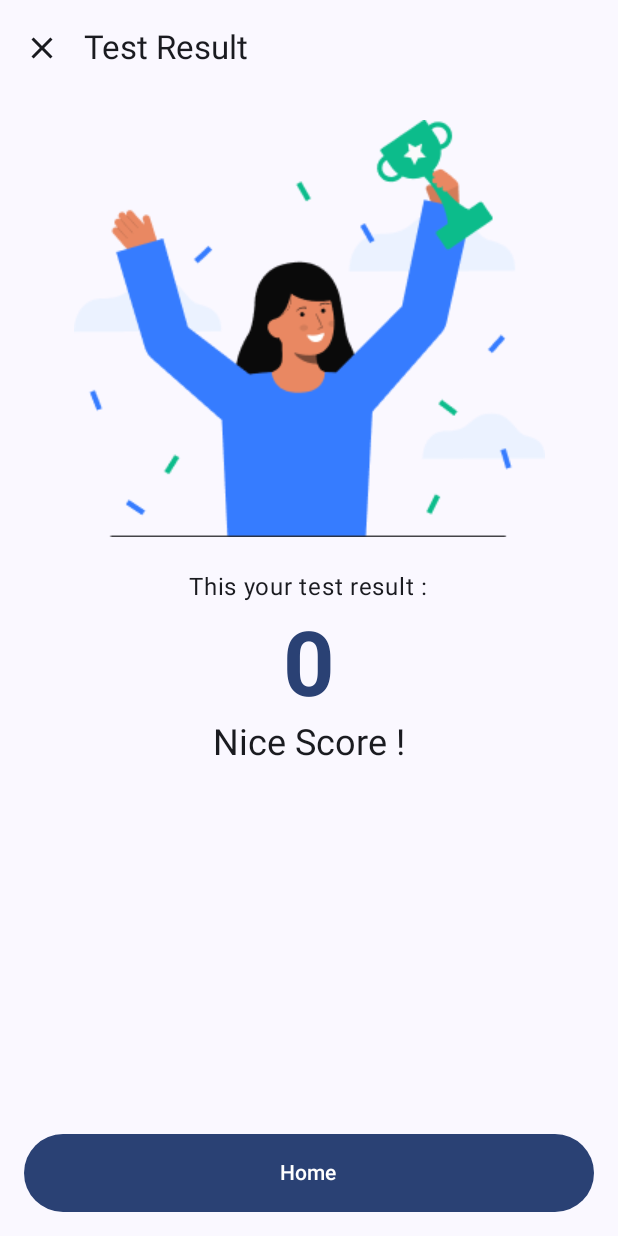
After one commit to andr0medaz/glossea, an Android app built with Jetpack Compose: the composable ResultScreen called with empty values, on a phone screen of 412 x 824 dp. The commit adds this screen. Run offline under Robolectric (Android 15) with nearby library versions, the phone set to English and light mode, and no system bars.

Commit message:
feat: quiz question & result

```diff
--- a/app/src/main/java/com/purplenoise/glossea/MainActivity.kt
+++ b/app/src/main/java/com/purplenoise/glossea/MainActivity.kt
@@ -17,8 +17,6 @@ class MainActivity : ComponentActivity() {
         super.onCreate(savedInstanceState)
         setContent {
             GlosseaTheme {
-//                val viewModel: LearningPlanViewModel = hiltViewModel()
-//                LearningPlanScreen(viewModel)
                 val navController = rememberNavController()
                 AppNavGraph(navController = navController)
             }
--- a/app/src/main/java/com/purplenoise/glossea/data/model/Question.kt
+++ b/app/src/main/java/com/purplenoise/glossea/data/model/Question.kt
@@ -1,3 +1,4 @@
+// data/model/Question.kt
 package com.purplenoise.glossea.data.model
 
 data class Question(
--- a/app/src/main/java/com/purplenoise/glossea/data/repository/LearningRepository.kt
+++ b/app/src/main/java/com/purplenoise/glossea/data/repository/LearningRepository.kt
@@ -1,5 +1,4 @@
 // data/repository/LearningRepository.kt
-
 package com.purplenoise.glossea.data.repository
 
 import com.purplenoise.glossea.data.model.LearningPlan
--- a/app/src/main/java/com/purplenoise/glossea/data/repository/QuestionRepository.kt
+++ b/app/src/main/java/com/purplenoise/glossea/data/repository/QuestionRepository.kt
@@ -1,3 +1,4 @@
+// data/repository/QuestionRepository.kt
 package com.purplenoise.glossea.data.repository
 
 import com.purplenoise.glossea.data.model.Question
--- a/app/src/main/java/com/purplenoise/glossea/data/repository/QuestionRepositoryImpl.kt
+++ b/app/src/main/java/com/purplenoise/glossea/data/repository/QuestionRepositoryImpl.kt
@@ -1,3 +1,4 @@
+// data/repository/QuestionRepositoryImpl.kt
 package com.purplenoise.glossea.data.repository
 
 import com.google.firebase.firestore.FirebaseFirestore
--- a/app/src/main/java/com/purplenoise/glossea/di/AppModule.kt
+++ b/app/src/main/java/com/purplenoise/glossea/di/AppModule.kt
@@ -1,5 +1,4 @@
 //di/AppModule.kt
-
 package com.purplenoise.glossea.di
 
 import com.purplenoise.glossea.data.repository.LearningRepository
--- a/app/src/main/java/com/purplenoise/glossea/presentation/onboarding/OnBoardingViewModel.kt
+++ /dev/null
@@ -1 +0,0 @@
-package com.purplenoise.glossea.presentation.onboarding
--- a/app/src/main/java/com/purplenoise/glossea/ui/screen/LearningPlanScreen.kt
+++ b/app/src/main/java/com/purplenoise/glossea/ui/screen/LearningPlanScreen.kt
@@ -55,9 +55,6 @@ fun LearningPlanScreen(
                     Button(onClick = onStartClick) {
                         Text("Start Now")
                     }
-//                    Button(onClick = { /* TODO: Handle click */ }) {
-//                        Text("Start Now")
-//                    }
                 }
             }
         }
--- a/app/src/main/java/com/purplenoise/glossea/ui/screen/onboarding/AboutTestScreen.kt
+++ b/app/src/main/java/com/purplenoise/glossea/ui/screen/onboarding/AboutTestScreen.kt
@@ -55,7 +55,6 @@ fun OnBoardingAboutTestScreen(onNextClick: () -> Unit) {
                 modifier = Modifier
                     .fillMaxWidth()
                     .height(200.dp)
-//                    .padding(bottom = 16.dp)
 
             )
             Spacer(Modifier.height(16.dp))
--- /dev/null
+++ b/app/src/main/java/com/purplenoise/glossea/ui/screen/quiz/ResultScreen.kt
@@ -0,0 +1,94 @@
+// ui/screen/quiz/ResultScreen.kt
+package com.purplenoise.glossea.ui.screen.quiz
+
+import androidx.compose.foundation.Image
+import androidx.compose.foundation.layout.*
+import androidx.compose.material.icons.Icons
+import androidx.compose.material.icons.filled.Close
+import androidx.compose.material3.*
+import androidx.compose.runtime.Composable
+import androidx.compose.ui.Alignment
+import androidx.compose.ui.Modifier
+import androidx.compose.ui.res.painterResource
+import androidx.compose.ui.text.font.FontWeight
+import androidx.compose.ui.text.style.TextAlign
+import androidx.compose.ui.unit.dp
+import androidx.compose.ui.unit.sp
+import androidx.navigation.NavController
+import com.purplenoise.glossea.R // Pastikan Anda punya gambar ilustrasi
+
+@OptIn(ExperimentalMaterial3Api::class)
+@Composable
+fun ResultScreen(
+    navController: NavController,
+    score: Int
+) {
+    Scaffold(
+        topBar = {
+            TopAppBar(
+                title = { Text("Test Result") },
+                navigationIcon = {
+                    IconButton(onClick = { /* Kembali ke Home */
+                        navController.navigate("learning_plan_screen") {
+                            popUpTo(0) // Membersihkan backstack
+                        }
+                    }) {
+                        Icon(Icons.Default.Close, contentDescription = "Close")
+                    }
+                }
+            )
+        }
+    ) { paddingValues ->
+        Column(
+            modifier = Modifier
+                .fillMaxSize()
+                .padding(paddingValues)
+                .padding(16.dp),
+            horizontalAlignment = Alignment.CenterHorizontally,
+            verticalArrangement = Arrangement.Center
+        ) {
+            // Ganti R.drawable.result_illustration dengan aset gambar Anda
+            Image(
+                painter = painterResource(id = R.drawable.result),
+                contentDescription = "Test Result Illustration"
+            )
+
+            Spacer(modifier = Modifier.height(24.dp))
+
+            Text(
+                text = "This your test result :",
+                style = MaterialTheme.typography.bodyLarge
+            )
+
+            Spacer(modifier = Modifier.height(8.dp))
+
+            Text(
+                text = score.toString(),
+                fontSize = 60.sp,
+                fontWeight = FontWeight.Bold,
+                color = MaterialTheme.colorScheme.primary
+            )
+
+            Text(
+                text = "Nice Score !",
+                style = MaterialTheme.typography.headlineSmall
+            )
+
+            Spacer(modifier = Modifier.weight(1f))
+
+            Button(
+                onClick = {
+                    navController.navigate("learning_plan") {
+                        // untuk kembali ke layar awal dan membersihkan histori
+                        popUpTo(navController.graph.startDestinationId) {
+                            inclusive = true
+                        }
+                    }
+                },
+                modifier = Modifier.fillMaxWidth()
+            ) {
+                Text(text = "Home", modifier = Modifier.padding(8.dp))
+            }
+        }
+    }
+}
```
Also changed, not shown: app/src/main/java/com/purplenoise/glossea/navigation/NavigationGraph.kt (+15 -2 lines), app/src/main/java/com/purplenoise/glossea/presentation/quiz/QuizState.kt (added, +21 -0 lines), app/src/main/java/com/purplenoise/glossea/presentation/quiz/QuizViewModel.kt (+74 -14 lines), app/src/main/java/com/purplenoise/glossea/ui/screen/quiz/QuizScreen.kt (+145 -19 lines), app/src/main/res/drawable/result.png (added), app/src/main/res/drawable/true_image.png (added), app/src/main/res/drawable/wrong.png (added).
